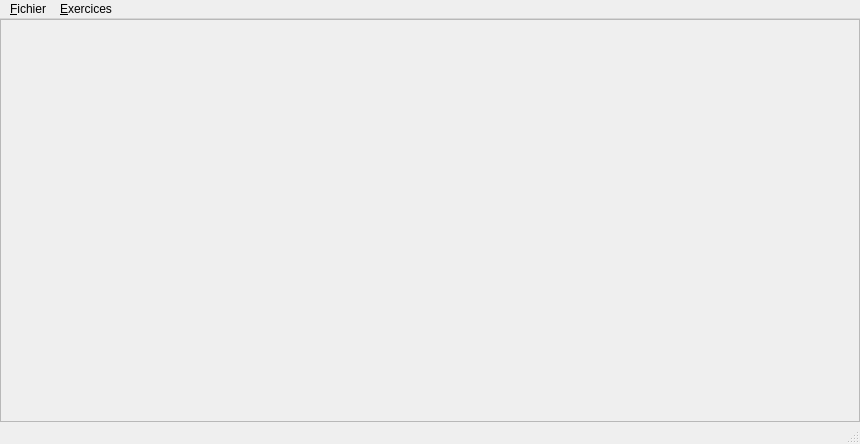
Qt form mainwindow.ui (Txikilinux/leterrier-mulot) before a commit.
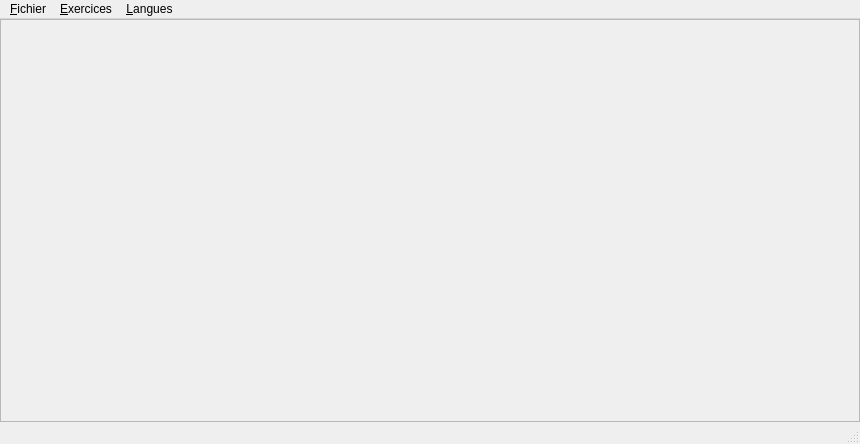
The same form after that commit.

Commit message: fix #2472 : ajout du menu anglais / francais

```diff
--- a/mainwindow.ui
+++ b/mainwindow.ui
@@ -38,7 +38,7 @@
      <x>0</x>
      <y>0</y>
      <width>860</width>
-     <height>23</height>
+     <height>25</height>
     </rect>
    </property>
    <widget class="QMenu" name="menu_Fichier">
@@ -59,8 +59,14 @@
     <addaction name="actionClic"/>
     <addaction name="action_Double_Clic"/>
    </widget>
+   <widget class="QMenu" name="menuLangues">
+    <property name="title">
+     <string>&amp;Langues</string>
+    </property>
+   </widget>
    <addaction name="menu_Fichier"/>
    <addaction name="menuExercice"/>
+   <addaction name="menuLangues"/>
   </widget>
   <action name="action_Quitter">
    <property name="text">
```
The commit also changes 4 other files.
